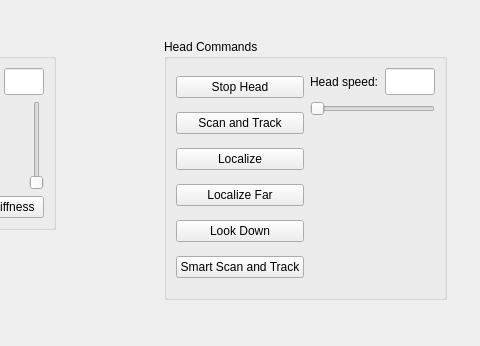
First picture: the form in src/GUITools/KMonitor/CommandsController.ui, repository kouretes/Monas, before the edit; both pictures show x 579 to 1059 and y 0 to 346 of the 1249 by 572 pixel window.
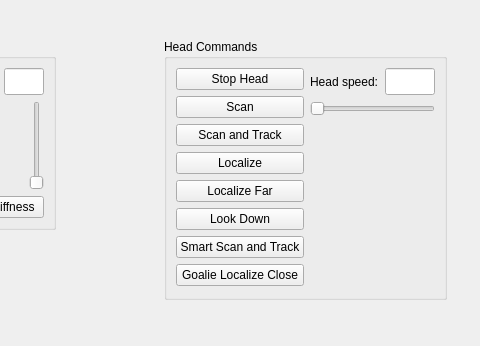
Second picture: the form after the edit.

Commit message: More options to HeadController. Fix the KMonitor to handle new HeadController

What changed in the file:
```diff
--- a/src/GUITools/KMonitor/CommandsController.ui
+++ b/src/GUITools/KMonitor/CommandsController.ui
@@ -466,6 +466,13 @@
                   </property>
                  </widget>
                 </item>
+                <item>
+                 <widget class="QPushButton" name="justScanPb">
+                  <property name="text">
+                   <string>Scan</string>
+                  </property>
+                 </widget>
+                </item>
                 <item>
                  <widget class="QPushButton" name="scanheadPb">
                   <property name="text">
@@ -501,6 +508,13 @@
                   </property>
                  </widget>
                 </item>
+                <item>
+                 <widget class="QPushButton" name="goalieLocalizeHeadPb">
+                  <property name="text">
+                   <string>Goalie Localize Close</string>
+                  </property>
+                 </widget>
+                </item>
                </layout>
               </item>
               <item>
```
The commit also changes 11 other files.
